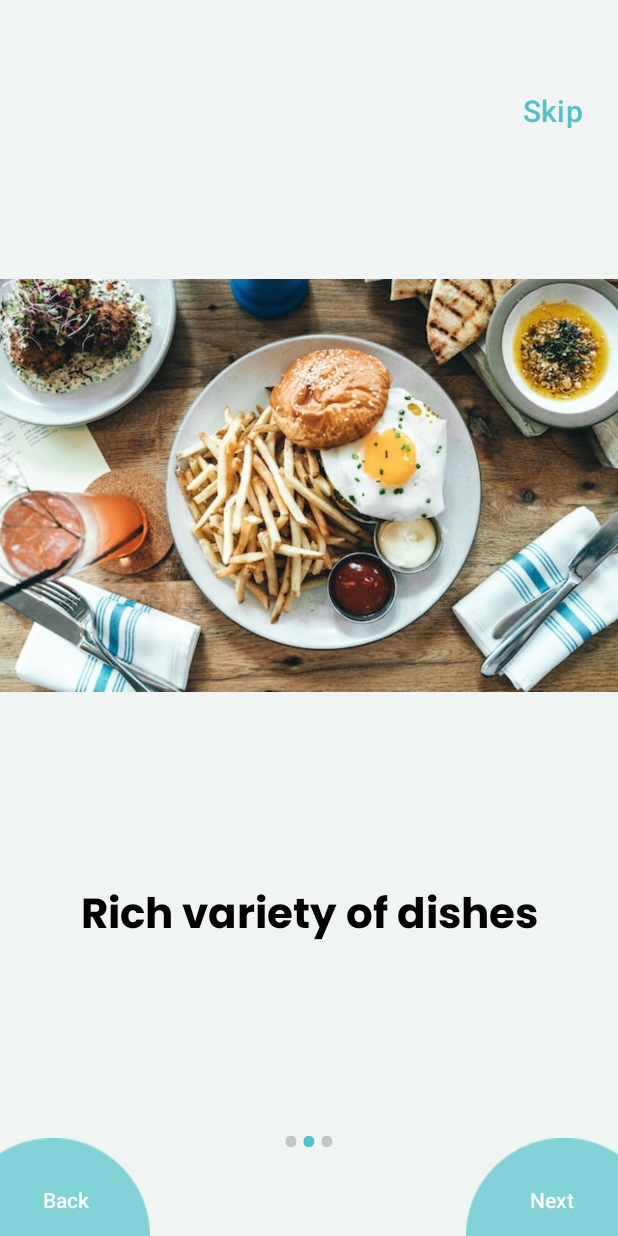
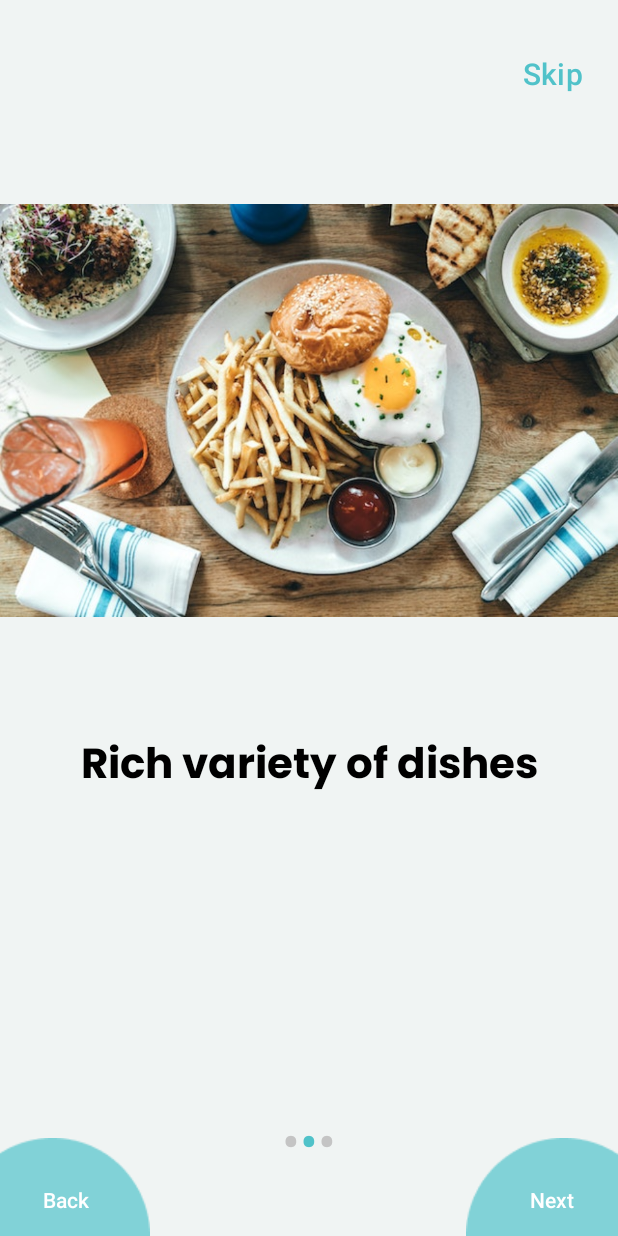
Before and after one commit to thangnguyen02/Restaurant-Management, an Android app: the SlideActivity screen opened directly, with no data from a screen before it, after a tap on "Next", on a phone screen of 412 x 824 dp. Run offline under Robolectric (Android 15) with nearby library versions, the phone set to English and light mode, and no system bars.

Commit message:
update slide profile

```diff
--- a/app/src/main/java/com/example/restaurantmanagement/Activity/LoginActivity.java
+++ b/app/src/main/java/com/example/restaurantmanagement/Activity/LoginActivity.java
@@ -84,7 +84,7 @@ public class LoginActivity extends AppCompatActivity {
                             } else {
                                 SharedPreferences sharedPreferences = getSharedPreferences("loginPrefs", Context.MODE_PRIVATE);
                                 SharedPreferences.Editor editor = sharedPreferences.edit();
-                                boolean isFirstLogin = sharedPreferences.getBoolean("firstLogin_"+userName, true);
+                                boolean isFirstLogin = sharedPreferences.getBoolean("firstLogin_"+userIdText, true);
                                 editor.putBoolean("isLoggedIn", true);
                                 runOnUiThread(new Runnable() {
                                     @Override
--- a/app/src/main/java/com/example/restaurantmanagement/Activity/SlideActivity.java
+++ b/app/src/main/java/com/example/restaurantmanagement/Activity/SlideActivity.java
@@ -127,7 +127,9 @@ public class SlideActivity extends AppCompatActivity {
 
             }
             if(position == 2){
-                nextbtn.setText("finish");
+                nextbtn.setText("Finish");
+            }else{
+                nextbtn.setText("Next");
             }
 
         }
--- a/app/src/main/res/layout/activity_slide.xml
+++ b/app/src/main/res/layout/activity_slide.xml
@@ -14,7 +14,7 @@
         android:background="#00000000"
         android:text="Skip"
         android:textColor="@color/buttontext"
-        android:layout_marginTop="50sp"
+        android:layout_marginTop="25sp"
         android:textSize="20sp"
         app:layout_constraintEnd_toEndOf="parent"
         app:layout_constraintTop_toTopOf="parent" />
@@ -23,7 +23,8 @@
         android:id="@+id/slideViewPager"
         android:layout_width="match_parent"
         android:layout_height="match_parent"
-        android:layout_marginVertical="100dp"
+        android:layout_marginTop="50dp"
+        android:layout_marginBottom="100dp"
         app:layout_constraintBottom_toBottomOf="parent"
         app:layout_constraintEnd_toEndOf="parent"
         app:layout_constraintStart_toStartOf="parent"
--- a/app/src/main/res/layout/slider_layout.xml
+++ b/app/src/main/res/layout/slider_layout.xml
@@ -18,7 +18,6 @@
         android:id="@+id/texttitle"
         android:layout_width="match_parent"
         android:layout_height="wrap_content"
-        android:layout_marginTop="50dp"
         android:fontFamily="@font/poppins_bold"
         android:text="@string/heading_one"
         android:textAlignment="center"
```
Also changed, not shown: app/src/main/res/drawable/bg.jpg (deleted), app/src/main/res/drawable/logo.png.
